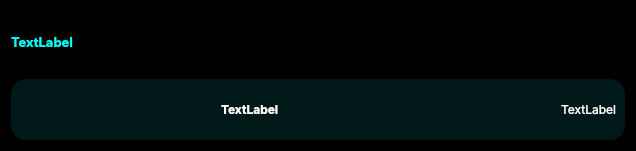
Old version of the form WardenFort/notificationwidget.ui in the repository oncelerr/WardenFort.
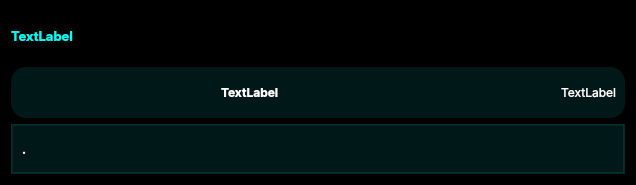
New version of the form. Icons and pictures are not drawn.

The edit to the form file:
```diff
--- a/WardenFort/notificationwidget.ui
+++ b/WardenFort/notificationwidget.ui
@@ -7,7 +7,7 @@
     <x>0</x>
     <y>0</y>
     <width>636</width>
-    <height>151</height>
+    <height>185</height>
    </rect>
   </property>
   <property name="windowTitle">
@@ -135,6 +135,42 @@
      </layout>
     </widget>
    </item>
+   <item row="2" column="0">
+    <widget class="QFrame" name="detailsFrame">
+     <property name="styleSheet">
+      <string notr="true">background-color: rgba(1, 253, 245, 0.1); </string>
+     </property>
+     <property name="frameShape">
+      <enum>QFrame::Box</enum>
+     </property>
+     <property name="frameShadow">
+      <enum>QFrame::Raised</enum>
+     </property>
+     <layout class="QVBoxLayout" name="verticalLayout">
+      <item>
+       <widget class="QLabel" name="detailsLabel">
+        <property name="font">
+         <font>
+          <family>Inter</family>
+          <pointsize>9</pointsize>
+          <bold>true</bold>
+         </font>
+        </property>
+        <property name="styleSheet">
+         <string notr="true">background-color: transparent;
+color: white;</string>
+        </property>
+        <property name="text">
+         <string>.</string>
+        </property>
+        <property name="textInteractionFlags">
+         <set>Qt::NoTextInteraction</set>
+        </property>
+       </widget>
+      </item>
+     </layout>
+    </widget>
+   </item>
   </layout>
   <zorder>frame</zorder>
   <zorder>dateLabel</zorder>
```
Left out of the diff: 7 changed lines with no effect on the pictures.
